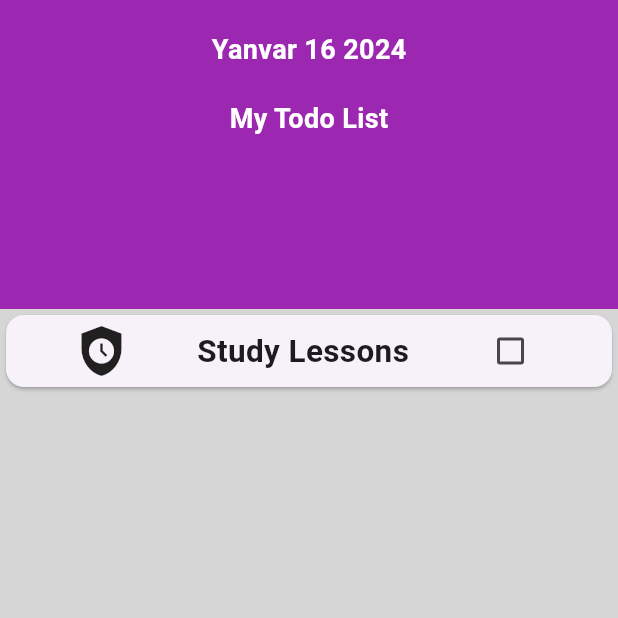
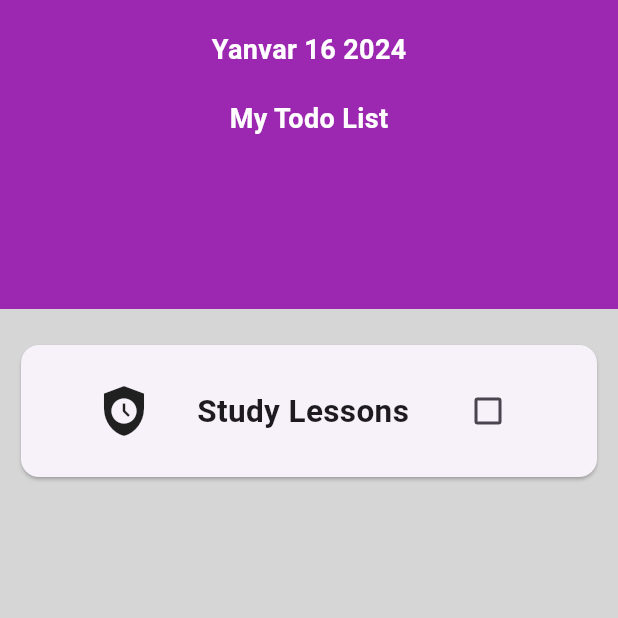
Before and after one commit to Ramazanzade/Flutter_todo_App, a Flutter app: the screen it shows after launch, on a phone screen of 412 x 824 dp, the top half of it. Run offline on Flutter 3.47's test engine with Material 3 defaults, Android fonts, the phone set to English and light mode, and no system bars.

Commit message:
UI update

```diff
--- a/lib/main.dart
+++ b/lib/main.dart
@@ -51,9 +51,15 @@ class _MyAppState extends State<MyApp> {
                     ),
                   ],
                 )),
-            Column(
+            Expanded(
+              child: Padding(
+                  padding: const EdgeInsets.fromLTRB(10, 20, 10, 20),
+                  child: SingleChildScrollView(
+                    child: Column(
                       children: [
                         Card(
+                          child: Padding(
+                            padding: const EdgeInsets.all(20),
                             child: Row(
                               mainAxisAlignment: MainAxisAlignment.spaceEvenly,
                               children: [
@@ -77,8 +83,11 @@ class _MyAppState extends State<MyApp> {
                                         })
                               ],
                             ),
+                          ),
                         )
                       ],
+                    ),
+                  )),
             )
           ]),
         ),
```
Lines whose indentation alone changed are shown as unchanged.
